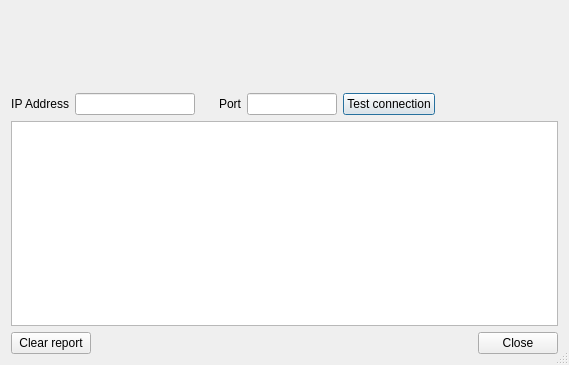
Qt form src/desktop/GuiNetworkTest.ui (Stkai/BeeBEEP) before a commit.
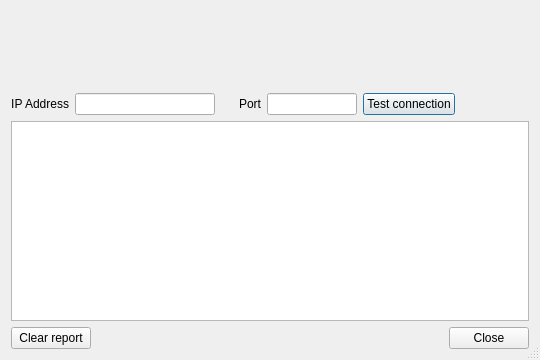
The same form after that commit. Icons and pictures are not drawn.

The edit to the form file:
```diff
--- a/src/desktop/GuiNetworkTest.ui
+++ b/src/desktop/GuiNetworkTest.ui
@@ -9,8 +9,8 @@
    <rect>
     <x>0</x>
     <y>0</y>
-    <width>569</width>
-    <height>365</height>
+    <width>540</width>
+    <height>360</height>
    </rect>
   </property>
   <property name="sizeGripEnabled">
@@ -86,7 +86,7 @@
       <widget class="QLineEdit" name="mp_leIpAddress">
        <property name="minimumSize">
         <size>
-         <width>120</width>
+         <width>140</width>
          <height>0</height>
         </size>
        </property>
```
